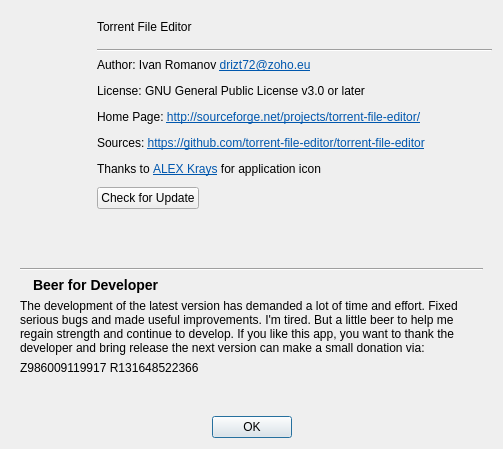
The window that aboutdlg.ui (torrent-file-editor/torrent-file-editor) describes before a commit, drawn with Qt 5.
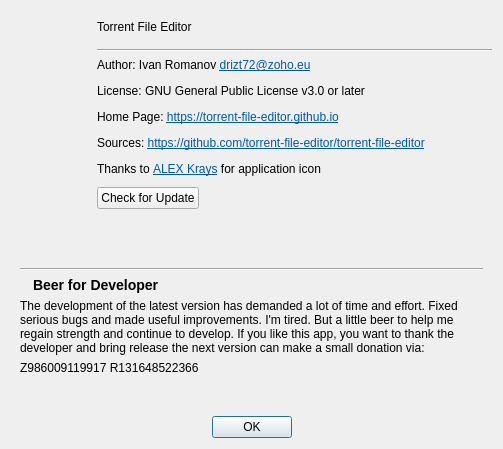
The same window after the commit. Icons and pictures are not drawn.

Commit message: Say goodbye to SourceForge

The edit to the form file:
```diff
--- a/aboutdlg.ui
+++ b/aboutdlg.ui
@@ -181,7 +181,7 @@
    <item row="2" column="1">
     <widget class="QLabel" name="label_2">
      <property name="text">
-      <string>&lt;html&gt;&lt;head/&gt;&lt;body&gt;&lt;p&gt;Author: Ivan Romanov &lt;a href=&quot;mailto:drizt72@zoho.eu&quot;&gt;&lt;span style=&quot; text-decoration: underline; color:#0057ae;&quot;&gt;drizt72@zoho.eu&lt;/span&gt;&lt;/a&gt;&lt;/p&gt;&lt;p&gt;License: GNU General Public License v3.0 or later&lt;/p&gt;&lt;p&gt;Home Page: &lt;a href=&quot;http://sourceforge.net/projects/torrent-file-editor/&quot;&gt;&lt;span style=&quot; text-decoration: underline; color:#0057ae;&quot;&gt;http://sourceforge.net/projects/torrent-file-editor/&lt;/span&gt;&lt;/a&gt;&lt;/p&gt;&lt;p&gt;Sources: &lt;a href=&quot;https://github.com/torrent-file-editor/torrent-file-editor&quot;&gt;&lt;span style=&quot; text-decoration: underline; color:#0057ae;&quot;&gt;https://github.com/torrent-file-editor/torrent-file-editor&lt;/span&gt;&lt;/a&gt;&lt;/p&gt;&lt;p&gt;Thanks to &lt;a href=&quot;http://rutracker.org/forum/profile.php?mode=viewprofile&amp;amp;u=8465051&quot;&gt;&lt;span style=&quot; text-decoration: underline; color:#0057ae;&quot;&gt;ALEX Krays&lt;/span&gt;&lt;/a&gt; for application icon&lt;/p&gt;&lt;/body&gt;&lt;/html&gt;</string>
+      <string>&lt;html&gt;&lt;head/&gt;&lt;body&gt;&lt;p&gt;Author: Ivan Romanov &lt;a href=&quot;mailto:drizt72@zoho.eu&quot;&gt;&lt;span style=&quot; text-decoration: underline; color:#0057ae;&quot;&gt;drizt72@zoho.eu&lt;/span&gt;&lt;/a&gt;&lt;/p&gt;&lt;p&gt;License: GNU General Public License v3.0 or later&lt;/p&gt;&lt;p&gt;Home Page: &lt;a href=&quot;https://torrent-file-editor.github.io&quot;&gt;&lt;span style=&quot; text-decoration: underline; color:#0057ae;&quot;&gt;https://torrent-file-editor.github.io&lt;/span&gt;&lt;/a&gt;&lt;/p&gt;&lt;p&gt;Sources: &lt;a href=&quot;https://github.com/torrent-file-editor/torrent-file-editor&quot;&gt;&lt;span style=&quot; text-decoration: underline; color:#0057ae;&quot;&gt;https://github.com/torrent-file-editor/torrent-file-editor&lt;/span&gt;&lt;/a&gt;&lt;/p&gt;&lt;p&gt;Thanks to &lt;a href=&quot;http://rutracker.org/forum/profile.php?mode=viewprofile&amp;amp;u=8465051&quot;&gt;&lt;span style=&quot; text-decoration: underline; color:#0057ae;&quot;&gt;ALEX Krays&lt;/span&gt;&lt;/a&gt; for application icon&lt;/p&gt;&lt;/body&gt;&lt;/html&gt;</string>
      </property>
      <property name="openExternalLinks">
       <bool>true</bool>
```
The commit also changes 30 other files.
